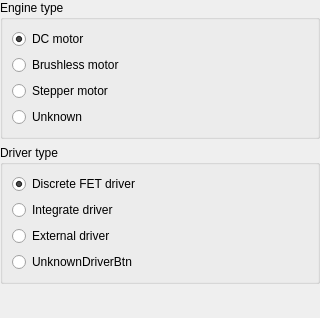
Old version of the form src/pagemotortypewgt.ui in the repository EPC-MSU/XILab.
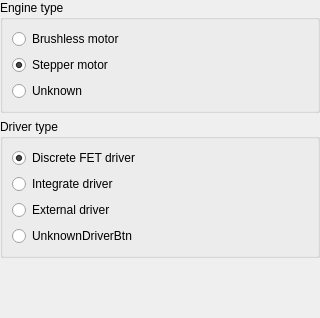
New version of the form.

Commit message: Hide DC Motor

Diff of the .ui file:
```diff
--- a/src/pagemotortypewgt.ui
+++ b/src/pagemotortypewgt.ui
@@ -35,16 +35,15 @@
          <property name="margin">
           <number>0</number>
          </property>
-         <item>
-          <widget class="QRadioButton" name="dcMotorBtn">
-           <property name="text">
-            <string>DC motor</string>
-           </property>
-           <property name="checked">
-            <bool>true</bool>
-           </property>
-          </widget>
-         </item>
+         <property name="topMargin">
+          <number>0</number>
+         </property>
+         <property name="rightMargin">
+          <number>0</number>
+         </property>
+         <property name="bottomMargin">
+          <number>0</number>
+         </property>
          <item>
           <widget class="QRadioButton" name="bldcMotorBtn">
            <property name="enabled">
@@ -61,7 +60,7 @@
             <string>Stepper motor</string>
            </property>
            <property name="checked">
-            <bool>false</bool>
+            <bool>true</bool>
            </property>
           </widget>
          </item>
```
Left out of the diff: 24 changed lines with no effect on the pictures. The commit also changes 4 other files.
